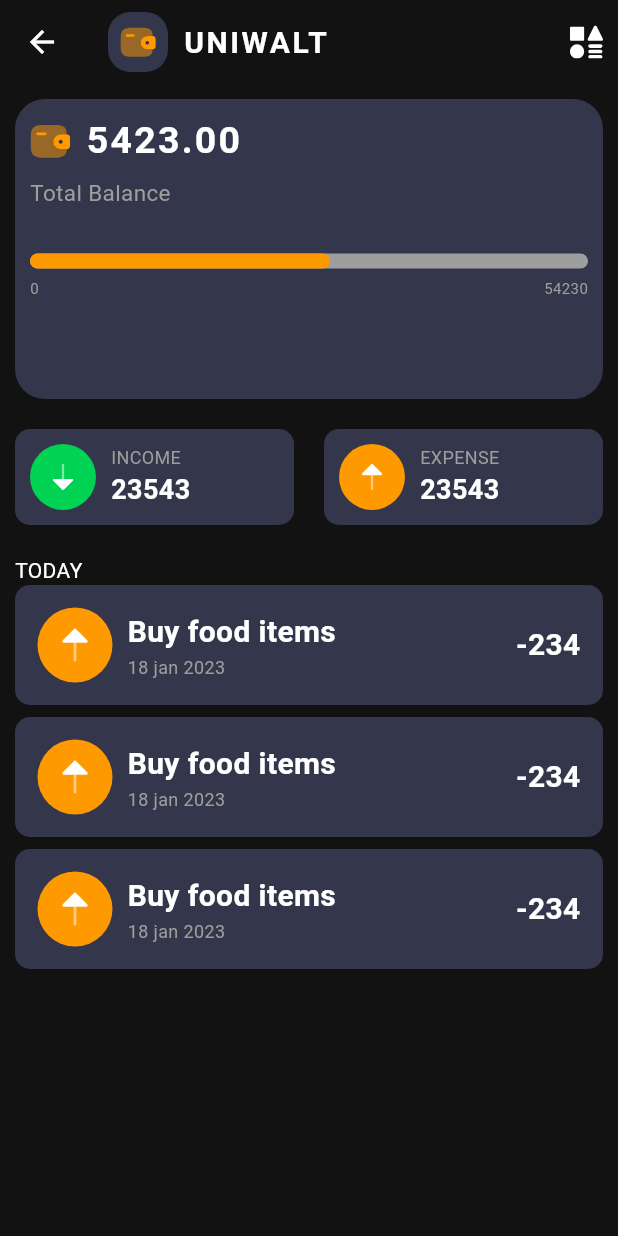
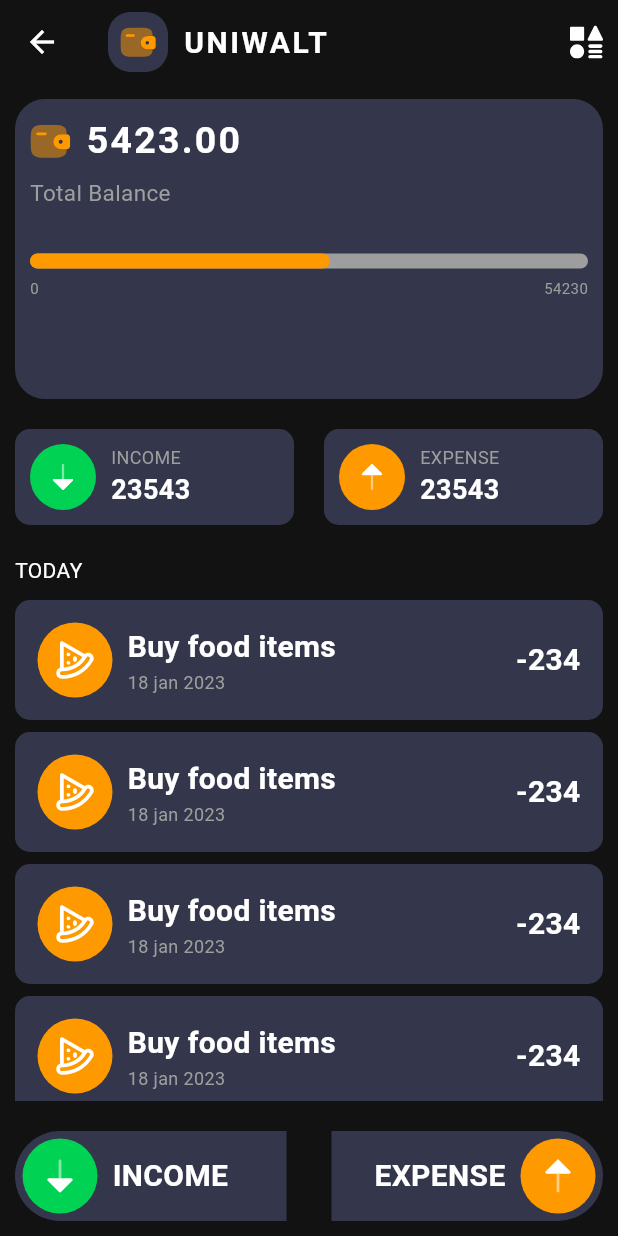
Before and after one commit to MrNitishroy/Expence-Manager-App, a Flutter app: the HomePage screen opened by its route, on a phone screen of 412 x 824 dp. Run offline on Flutter 3.47's test engine with Material 3 defaults, Android fonts, the phone set to English and light mode, and no system bars; drawn by our look-alikes of flutter_slidable; our stand-ins replace flutter_svg, get.

Commit message:
Home page completed

```diff
--- /dev/null
+++ b/lib/Components/BottomNaviagtion.dart
@@ -0,0 +1,87 @@
+import 'package:expense_manager/Config/Colors.dart';
+import 'package:flutter/material.dart';
+import 'package:flutter_svg/svg.dart';
+
+class MyBottomNavigation extends StatelessWidget {
+  const MyBottomNavigation({super.key});
+
+  @override
+  Widget build(BuildContext context) {
+    return Container(
+        height: 60,
+        margin: EdgeInsets.all(10),
+        child: Row(
+          children: [
+            Expanded(
+              child: Container(
+                decoration: BoxDecoration(
+                  borderRadius: const BorderRadius.only(
+                    bottomLeft: Radius.circular(100),
+                    topLeft: Radius.circular(100),
+                  ),
+                  color: Theme.of(context).colorScheme.primaryContainer,
+                ),
+                padding: EdgeInsets.all(5),
+                child: Row(
+                  children: [
+                    Container(
+                      height: 50,
+                      width: 50,
+                      padding: EdgeInsets.all(10),
+                      decoration: BoxDecoration(
+                          color: greenColor,
+                          borderRadius: BorderRadius.circular(100)),
+                      child: SvgPicture.asset("Assets/Icons/income.svg"),
+                    ),
+                    SizedBox(width: 10),
+                    const Text(
+                      "INCOME",
+                      style: TextStyle(
+                        fontWeight: FontWeight.bold,
+                        fontSize: 20,
+                      ),
+                    ),
+                  ],
+                ),
+              ),
+            ),
+            SizedBox(width: 30),
+            Expanded(
+              child: Container(
+                decoration: BoxDecoration(
+                  borderRadius: const BorderRadius.only(
+                    bottomRight: Radius.circular(100),
+                    topRight: Radius.circular(100),
+                  ),
+                  color: Theme.of(context).colorScheme.primaryContainer,
+                ),
+                padding: EdgeInsets.all(5),
+                child: Row(
+                  mainAxisAlignment: MainAxisAlignment.end,
+                  children: [
+                    const Text(
+                      "EXPENSE",
+                      style: TextStyle(
+                        fontWeight: FontWeight.bold,
+                        fontSize: 20,
+                      ),
+                    ),
+                    SizedBox(width: 10),
+                    Container(
+                      height: 50,
+                      width: 50,
+                      padding: EdgeInsets.all(10),
+                      decoration: BoxDecoration(
+                          color: Theme.of(context).colorScheme.primary,
+                          borderRadius: BorderRadius.circular(100)),
+                      child: SvgPicture.asset("Assets/Icons/expense.svg"),
+                    ),
+                  ],
+                ),
+              ),
+            )
+          ],
+        ),
+      );
+  }
+}
--- a/lib/Config/Theme.dart
+++ b/lib/Config/Theme.dart
@@ -32,6 +32,15 @@ var darkTheme = ThemeData(
       secondaryContainer: darkLableColor,
       primary: darkPrimaryColor,
     ),
+    bottomAppBarTheme: BottomAppBarTheme(
+      color: Colors.transparent,
+
+    ),
+    bottomNavigationBarTheme: BottomNavigationBarThemeData(
+      backgroundColor: Colors.transparent,
+      elevation: 0,
+
+    ),
     appBarTheme: AppBarTheme(
       backgroundColor: Colors.transparent,
     ),
--- a/lib/Pages/HomePage/HomePage.dart
+++ b/lib/Pages/HomePage/HomePage.dart
@@ -1,3 +1,4 @@
+import 'package:expense_manager/Components/BottomNaviagtion.dart';
 import 'package:expense_manager/Config/Colors.dart';
 import 'package:expense_manager/Pages/HomePage/Widget/Card.dart';
 import 'package:expense_manager/Pages/HomePage/Widget/EntryTile.dart';
@@ -44,12 +45,13 @@ class HomePage extends StatelessWidget {
           ),
         ],
       ),
+      bottomNavigationBar: MyBottomNavigation(),
       body: Padding(
-        padding: EdgeInsets.all(10),
-        child: Column(
+        padding: const EdgeInsets.all(10),
+        child: ListView(
           children: [
-            CreditCard(),
-            SizedBox(height: 20),
+            const CreditCard(),
+            const SizedBox(height: 20),
             Row(
               children: [
                 Expanded(
@@ -135,15 +137,22 @@ class HomePage extends StatelessWidget {
                 ),
               ],
             ),
-            SizedBox(height: 20),
-            Row(
+            const SizedBox(height: 20),
+            const Row(
               children: [
                 Text("TODAY"),
               ],
             ),
-            EntryTile(),
-            EntryTile(),
-            EntryTile(),
+            const SizedBox(height: 10),
+            const Column(
+              children: [
+                EntryTile(),
+                EntryTile(),
+                EntryTile(),
+                EntryTile(),
+                EntryTile(),
+              ],
+            )
           ],
         ),
       ),
--- a/lib/Pages/HomePage/Widget/EntryTile.dart
+++ b/lib/Pages/HomePage/Widget/EntryTile.dart
@@ -52,7 +52,7 @@ class EntryTile extends StatelessWidget {
                           color: Theme.of(context).colorScheme.primary,
                           borderRadius: BorderRadius.circular(100)),
                       child: SvgPicture.asset(
-                        "Assets/Icons/expense.svg",
+                        "Assets/Icons/FoodIcon/food1.svg",
                         width: 30,
                       ),
                     ),
@@ -61,12 +61,11 @@ class EntryTile extends StatelessWidget {
                       crossAxisAlignment: CrossAxisAlignment.start,
                       mainAxisAlignment: MainAxisAlignment.center,
                       children: [
-                        Text(
+                        const Text(
                           "Buy food items",
                           style: TextStyle(
                               fontWeight: FontWeight.bold, fontSize: 20),
                         ),
-                        // SizedBox(height: 4),
                         Text(
                           "18 jan 2023",
                           style: TextStyle(
@@ -79,7 +78,7 @@ class EntryTile extends StatelessWidget {
                     )
                   ],
                 ),
-                Text(
+                const Text(
                   "-234",
                   style: TextStyle(fontWeight: FontWeight.bold, fontSize: 20),
                 ),
--- a/pubspec.yaml
+++ b/pubspec.yaml
@@ -64,6 +64,7 @@ flutter:
   # To add assets to your application, add an assets section, like this:
   assets:
     - Assets/Icons/
+    - Assets/Icons/FoodIcon/
   #   - images/a_dot_ham.jpeg
 
   # An image asset can refer to one or more resolution-specific "variants", see
```
Also changed, not shown: Assets/Icons/FoodIcon/food1.svg (added).
